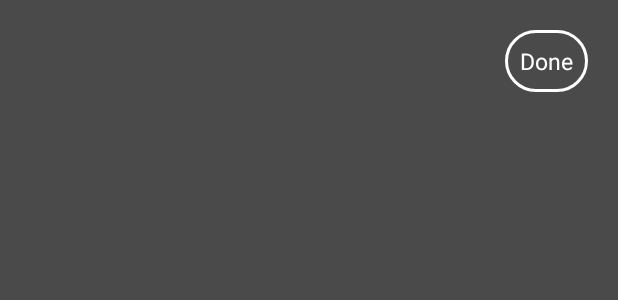
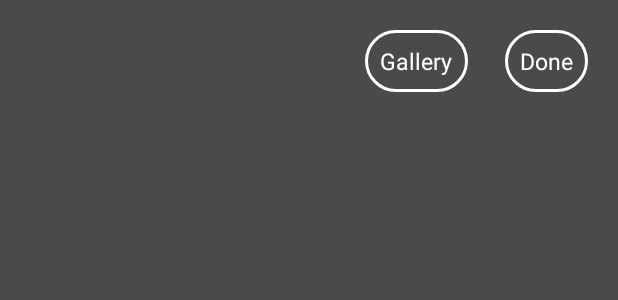
Before and after one commit to randikawann/Best-Quotes, an Android app: the layout add_text_popup_window.xml on its own in the app's theme, with its tools: preview values and no code run, on a phone screen of 412 x 824 dp. Shown: the top 300 px of the screen. Run offline under Robolectric (Android 15) with nearby library versions, the phone set to English and light mode, and no system bars; Roboto replaces fonts that are not available here.

```diff
--- a/app/src/main/java/com/xiteb/mortivationalquotes/ColorPickerAdapter.java
+++ b/app/src/main/java/com/xiteb/mortivationalquotes/adapter/ColorPickerAdapter.java
@@ -1,4 +1,4 @@
-package com.xiteb.mortivationalquotes;
+package com.xiteb.mortivationalquotes.adapter;
 
 import android.content.Context;
 import android.graphics.Color;
@@ -12,6 +12,8 @@ import android.support.v7.widget.RecyclerView;
 import android.view.LayoutInflater;
 import android.view.View;
 import android.view.ViewGroup;
+
+import com.xiteb.mortivationalquotes.R;
 
 import java.util.List;
 
--- a/app/src/main/res/drawable/imagebackground.xml
+++ b/app/src/main/res/drawable/imagebackground.xml
@@ -3,6 +3,6 @@
     android:shape="rectangle">
 
     <solid
-        android:color="@color/white" />
+        android:color="@color/sky_blue_color_picker" />
 
 </shape>
--- a/app/src/main/res/layout/add_text_popup_window.xml
+++ b/app/src/main/res/layout/add_text_popup_window.xml
@@ -16,6 +16,21 @@
         android:background="@drawable/rounded_border_text_view"
         android:padding="10dp"
         android:text="@string/done"
+        android:textAllCaps="false"
+        android:textColor="@color/white"
+        android:textSize="15sp" />
+    <TextView
+        android:id="@+id/add_text_galery"
+        android:layout_width="wrap_content"
+        android:layout_height="wrap_content"
+        android:layout_alignParentEnd="true"
+        android:layout_alignParentRight="true"
+        android:layout_alignParentTop="true"
+        android:layout_marginTop="20dp"
+        android:layout_marginRight="100dp"
+        android:background="@drawable/rounded_border_text_view"
+        android:padding="10dp"
+        android:text="Gallery"
         android:textAllCaps="false"
         android:textColor="@color/white"
         android:textSize="15sp" />
```
Also changed, not shown: app/src/main/java/com/xiteb/mortivationalquotes/MainActivity.java (+59 -7 lines), app/src/main/java/com/xiteb/mortivationalquotes/adapter/ImageGaleryAdapter.java (added, +81 -0 lines), app/src/main/java/com/xiteb/mortivationalquotes/adapter/PopupAdapter.java (renamed from app/src/main/java/com/xiteb/mortivationalquotes/PopupAdapter.java, +3 -4 lines), app/src/main/res/layout/activity_main.xml (+6 -6 lines), app/src/main/res/layout/galleryscrollitem.xml (added, +11 -0 lines), app/src/main/res/drawable/a1.jpeg (added), app/src/main/res/drawable/a2.jpeg (added), app/src/main/res/drawable/a3.jpg (added), app/src/main/res/drawable/a4.jpeg (added), app/src/main/res/drawable/a5.jpg (added), app/src/main/res/drawable/a6.jpg (added).
